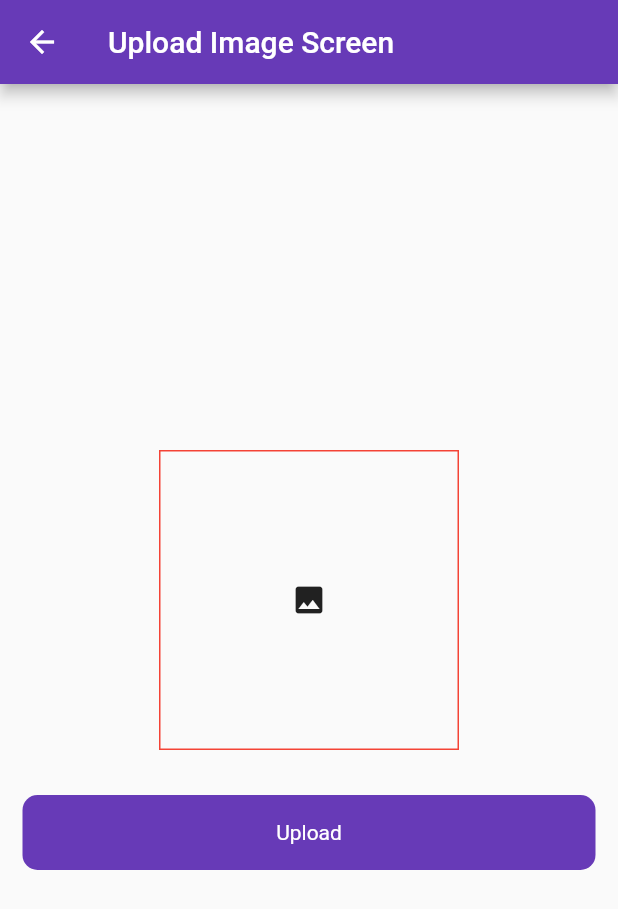
After one commit to Muhammad-Ibrar/Devmaze-Fellowship, a Flutter app: the UploadImageScreen screen opened directly, after a tap on the "image" icon, on a phone screen of 412 x 824 dp. The commit adds this screen. Shown: the top 909 px of the screen. Run offline on Flutter 3.47's test engine with Material 2 defaults, Android fonts, the phone set to English and light mode, and no system bars; our stand-ins replace cloud_firestore, firebase_auth, firebase_core, firebase_database, firebase_storage, fluttertoast and 1 more; accounts and stored records are empty.

Commit message:
firebase Updated

```diff
--- a/firebase_prac/lib/firebase_services/splash_service.dart
+++ b/firebase_prac/lib/firebase_services/splash_service.dart
@@ -3,6 +3,7 @@ import 'package:firebase_auth/firebase_auth.dart';
 import 'package:firebase_prac/ui/auth/login_screen.dart';
 import 'package:firebase_prac/ui/auth/posts/post_screen.dart';
 import 'package:firebase_prac/ui/firestore/firestore_list_screen.dart';
+import 'package:firebase_prac/ui/upload_image.dart';
 import 'package:flutter/material.dart';
 
 class SplashServices{
@@ -15,7 +16,7 @@ class SplashServices{
     if(user!= null){
       Timer(Duration(seconds: 3),
 
-              ()=> Navigator.push(context , MaterialPageRoute(builder: (context) => FirestoreScreen()))
+              ()=> Navigator.push(context , MaterialPageRoute(builder: (context) => UploadImageScreen()))
       );
     }
     else{
--- /dev/null
+++ b/firebase_prac/lib/ui/upload_image.dart
@@ -0,0 +1,124 @@
+import 'dart:io';
+
+import 'package:firebase_database/firebase_database.dart';
+import 'package:firebase_prac/utils/utils.dart';
+import 'package:firebase_prac/widgets/round_button.dart';
+import 'package:flutter/material.dart';
+import 'package:image_picker/image_picker.dart';
+import 'package:firebase_storage/firebase_storage.dart' as firebase_storage;
+
+class UploadImageScreen extends StatefulWidget {
+  const UploadImageScreen({Key? key}) : super(key: key);
+
+  @override
+  State<UploadImageScreen> createState() => _UploadImageScreenState();
+}
+
+class _UploadImageScreenState extends State<UploadImageScreen> {
+
+  bool loading = false;
+  File? _image ;
+  final picker = ImagePicker();
+
+  firebase_storage.FirebaseStorage storage = firebase_storage.FirebaseStorage.instance;
+  DatabaseReference databaseRef = FirebaseDatabase.instance.ref('post');
+
+  Future getImageGallery() async {
+    final PickedFile = await picker.pickImage(source: ImageSource.gallery , imageQuality: 80);
+
+    setState(() {
+      if(PickedFile != null){
+
+        _image = File(PickedFile.path);
+
+      }
+      else{
+
+        print('No Image Picked');
+      }
+    });
+
+}
+
+  @override
+  Widget build(BuildContext context) {
+    return Scaffold(
+      appBar: AppBar(
+        title: Text('Upload Image Screen'),
+      ),
+      body: Padding(
+        padding: const EdgeInsets.symmetric(horizontal: 15),
+        child: Column(
+          mainAxisAlignment: MainAxisAlignment.center,
+          crossAxisAlignment: CrossAxisAlignment.center,
+          children: [
+            Center(
+              child: InkWell(
+                onTap: (){
+
+                  getImageGallery();
+                },
+                child: Container(
+                  decoration: BoxDecoration(
+                    border: Border.all(
+                      color: Colors.red
+                    )
+                  ),
+                  height: 200,
+                  width: 200,
+                  child: _image != null ? Image.file(_image!.absolute):
+                  Center(
+                      child: Icon(Icons.image)
+                  ),
+
+
+                ),
+              ),
+            ),
+            SizedBox(
+              height: 30,
+            ),
+            RoundButton(
+              title: 'Upload',loading: loading, onTap: ()async{
+
+                setState(() {
+                  loading = true;
+                });
+
+                firebase_storage.Reference ref = firebase_storage.FirebaseStorage.instance.ref('/foldername'+'123');
+                firebase_storage.UploadTask uploadTask = ref.putFile(_image!.absolute);
+
+                Future.value(uploadTask).then((value)async{
+
+                  var newUrl =  await ref.getDownloadURL();
+
+                  databaseRef.child('1').set({
+                    'id' : '1234',
+                    'title' : newUrl.toString()
+
+                  }).then((value){
+                    setState(() {
+                      loading = false;
+                    });
+
+                    Utils().ToastMessage('Image Uploaded');
+                  }).onError((error, stackTrace){
+                    setState(() {
+                      loading = false;
+                    });
+                  });
+                }).onError((error, stackTrace){
+                  Utils().ToastMessage(error.toString());
+                  setState(() {
+                    loading = false;
+                  });
+                });
+
+            },
+            ),
+          ],
+        ),
+      ),
+    );
+  }
+}
--- a/firebase_prac/pubspec.yaml
+++ b/firebase_prac/pubspec.yaml
@@ -42,6 +42,7 @@ dependencies:
   firebase_auth: ^4.2.3
   fluttertoast: ^8.1.2
   firebase_database: ^10.0.9
+  image_picker: ^0.8.6+1
 
 dev_dependencies:
   flutter_test:
```
Also changed, not shown: firebase_prac/lib/ui/firestore/firestore_list_screen.dart (+13 -0 lines), firebase_prac/pubspec.lock, 1 other file.
